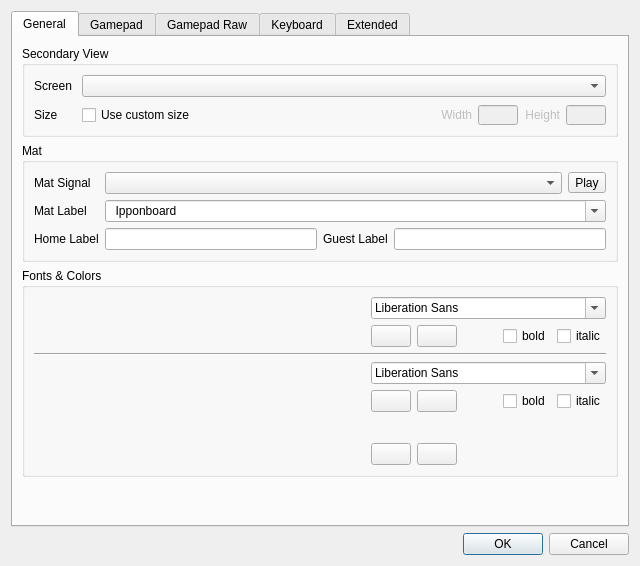
Qt form base/SettingsDlg.ui (fmuecke/Ipponboard) before a commit.
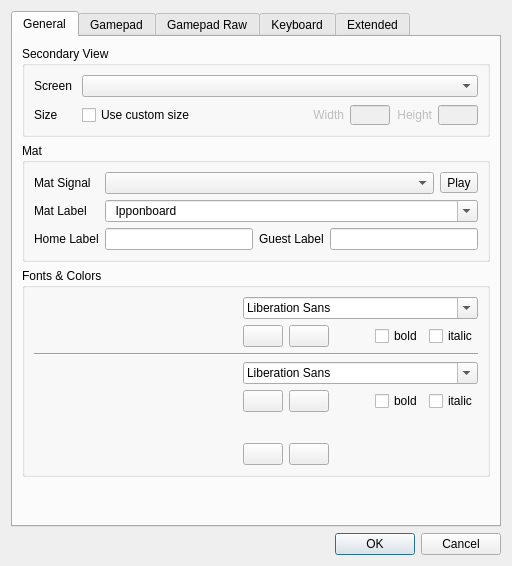
The same form after that commit. The open tabs and pages were chosen to show the change. Icons and pictures are not drawn. Custom widgets are drawn as their Qt base class.

Commit message: restored Qt5 ui values (were introduced by using the Qt6 designer)

What changed in the file:
```diff
--- a/base/SettingsDlg.ui
+++ b/base/SettingsDlg.ui
@@ -9,7 +9,7 @@
    <rect>
     <x>0</x>
     <y>0</y>
-    <width>640</width>
+    <width>459</width>
     <height>566</height>
    </rect>
   </property>
```
Left out of the diff: 98 changed lines with no effect on the pictures.
